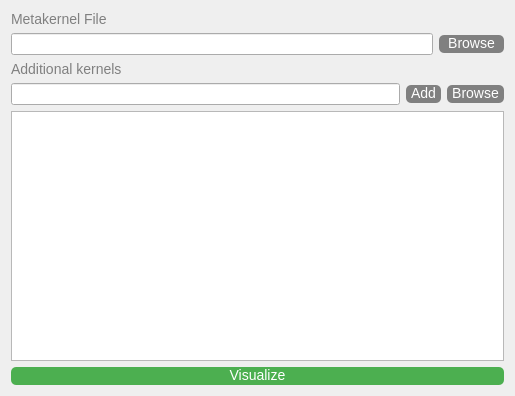
First picture: the form in ui/design/qtcreator/mk-loader.ui, repository esaSPICEservice/ess-plugin, before the edit.
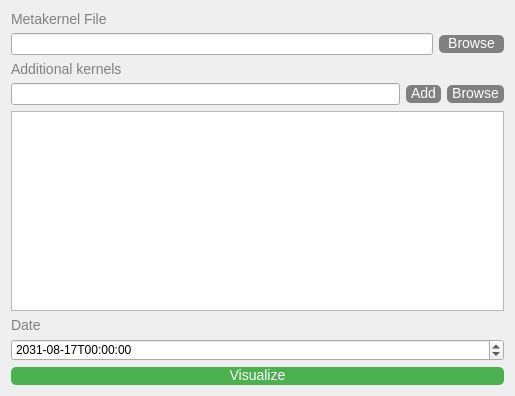
Second picture: the form after the edit.

Commit message: Date in metakernel

The edit to the form file:
```diff
--- a/ui/design/qtcreator/mk-loader.ui
+++ b/ui/design/qtcreator/mk-loader.ui
@@ -112,6 +112,60 @@
    <item>
     <widget class="QListWidget" name="extraList"/>
    </item>
+   <item>
+    <widget class="QLabel" name="label_3">
+     <property name="text">
+      <string>Date</string>
+     </property>
+    </widget>
+   </item>
+   <item>
+    <widget class="QDateTimeEdit" name="dateTimeEdit">
+     <property name="dateTime">
+      <datetime>
+       <hour>0</hour>
+       <minute>0</minute>
+       <second>0</second>
+       <year>2031</year>
+       <month>8</month>
+       <day>17</day>
+      </datetime>
+     </property>
+     <property name="date">
+      <date>
+       <year>2031</year>
+       <month>8</month>
+       <day>17</day>
+      </date>
+     </property>
+     <property name="maximumDateTime">
+      <datetime>
+       <hour>21</hour>
+       <minute>59</minute>
+       <second>57</second>
+       <year>2035</year>
+       <month>12</month>
+       <day>30</day>
+      </datetime>
+     </property>
+     <property name="minimumDateTime">
+      <datetime>
+       <hour>20</hour>
+       <minute>0</minute>
+       <second>0</second>
+       <year>2023</year>
+       <month>4</month>
+       <day>13</day>
+      </datetime>
+     </property>
+     <property name="displayFormat">
+      <string>yyyy-MM-ddTHH:mm:ss</string>
+     </property>
+     <property name="timeSpec">
+      <enum>Qt::UTC</enum>
+     </property>
+    </widget>
+   </item>
    <item>
     <layout class="QHBoxLayout" name="horizontalLayout_3">
      <item>
```
The commit also changes 5 other files.
